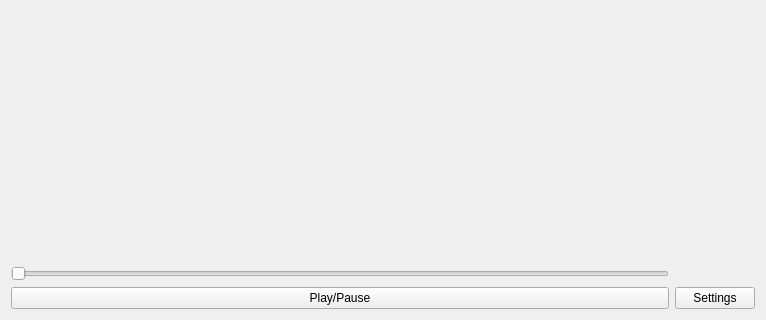
Above: PyVideoEditorMainWindow.ui from utak3r/PyVideoEditor before the change; both pictures show x 0 to 766 and y 167 to 487 of the 766 by 487 pixel window. Below: the same form after it.
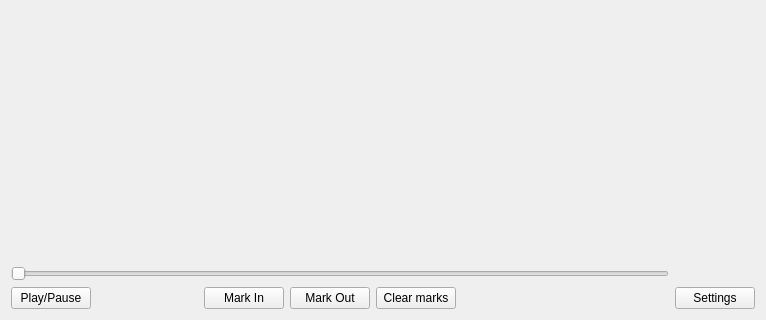
That is the form after the change.

Commit message: Setting in/out marks and taking them into account during video conversion

```diff
--- a/PyVideoEditorMainWindow.ui
+++ b/PyVideoEditorMainWindow.ui
@@ -15,7 +15,7 @@
   </property>
   <layout class="QVBoxLayout" name="verticalLayout_3">
    <item>
-    <layout class="QHBoxLayout" name="horizontalLayout">
+    <layout class="QHBoxLayout" name="horizontalLayout_2">
      <item>
       <layout class="QVBoxLayout" name="verticalLayout">
        <item>
@@ -29,11 +29,75 @@
         </widget>
        </item>
        <item>
-        <widget class="QPushButton" name="btnPlayPause">
-         <property name="text">
-          <string>Play/Pause</string>
-         </property>
-        </widget>
+        <layout class="QHBoxLayout" name="horizontalLayout">
+         <item>
+          <widget class="QPushButton" name="btnPlayPause">
+           <property name="text">
+            <string>Play/Pause</string>
+           </property>
+          </widget>
+         </item>
+         <item>
+          <spacer name="horizontalSpacer_2">
+           <property name="orientation">
+            <enum>Qt::Horizontal</enum>
+           </property>
+           <property name="sizeHint" stdset="0">
+            <size>
+             <width>40</width>
+             <height>20</height>
+            </size>
+           </property>
+          </spacer>
+         </item>
+         <item>
+          <widget class="QPushButton" name="btnSetMarkIn">
+           <property name="text">
+            <string>Mark In</string>
+           </property>
+          </widget>
+         </item>
+         <item>
+          <widget class="QPushButton" name="btnSetMarkOut">
+           <property name="text">
+            <string>Mark Out</string>
+           </property>
+          </widget>
+         </item>
+         <item>
+          <widget class="QPushButton" name="btnResetMarks">
+           <property name="text">
+            <string>Clear marks</string>
+           </property>
+          </widget>
+         </item>
+         <item>
+          <spacer name="horizontalSpacer">
+           <property name="orientation">
+            <enum>Qt::Horizontal</enum>
+           </property>
+           <property name="sizeHint" stdset="0">
+            <size>
+             <width>40</width>
+             <height>20</height>
+            </size>
+           </property>
+          </spacer>
+         </item>
+         <item>
+          <spacer name="horizontalSpacer_3">
+           <property name="orientation">
+            <enum>Qt::Horizontal</enum>
+           </property>
+           <property name="sizeHint" stdset="0">
+            <size>
+             <width>40</width>
+             <height>20</height>
+            </size>
+           </property>
+          </spacer>
+         </item>
+        </layout>
        </item>
       </layout>
      </item>
```
Left out of the diff: 9 changed lines with no effect on the pictures. The commit also changes 2 other files.
